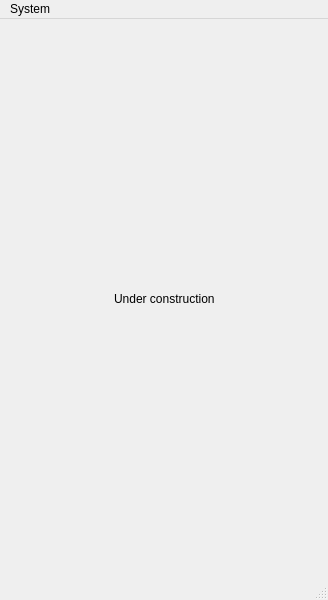
The window that gui/mainwindow.ui (zysoft/o-d-a) describes before a commit, drawn with Qt 5.
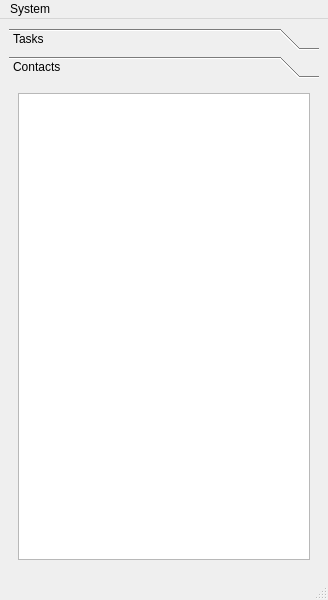
The same window after the commit.

```diff
--- a/gui/mainwindow.ui
+++ b/gui/mainwindow.ui
@@ -15,38 +15,43 @@
   </property>
   <widget class="QWidget" name="centralwidget">
    <layout class="QGridLayout" name="gridLayout">
-    <item row="0" column="1">
-     <widget class="QLabel" name="label">
-      <property name="text">
-       <string>Under construction</string>
-      </property>
-     </widget>
-    </item>
     <item row="0" column="0">
-     <spacer name="horizontalSpacer">
-      <property name="orientation">
-       <enum>Qt::Horizontal</enum>
+     <widget class="QToolBox" name="toolBox">
+      <property name="currentIndex">
+       <number>1</number>
       </property>
-      <property name="sizeHint" stdset="0">
-       <size>
-        <width>40</width>
-        <height>20</height>
-       </size>
-      </property>
-     </spacer>
-    </item>
-    <item row="0" column="2">
-     <spacer name="horizontalSpacer_2">
-      <property name="orientation">
-       <enum>Qt::Horizontal</enum>
-      </property>
-      <property name="sizeHint" stdset="0">
-       <size>
-        <width>40</width>
-        <height>20</height>
-       </size>
-      </property>
-     </spacer>
+      <widget class="QWidget" name="tasks">
+       <property name="geometry">
+        <rect>
+         <x>0</x>
+         <y>0</y>
+         <width>310</width>
+         <height>485</height>
+        </rect>
+       </property>
+       <attribute name="label">
+        <string>Tasks</string>
+       </attribute>
+      </widget>
+      <widget class="QWidget" name="contacts">
+       <property name="geometry">
+        <rect>
+         <x>0</x>
+         <y>0</y>
+         <width>310</width>
+         <height>485</height>
+        </rect>
+       </property>
+       <attribute name="label">
+        <string>Contacts</string>
+       </attribute>
+       <layout class="QVBoxLayout" name="verticalLayout">
+        <item>
+         <widget class="QListWidget" name="contactList"/>
+        </item>
+       </layout>
+      </widget>
+     </widget>
     </item>
    </layout>
   </widget>
```
